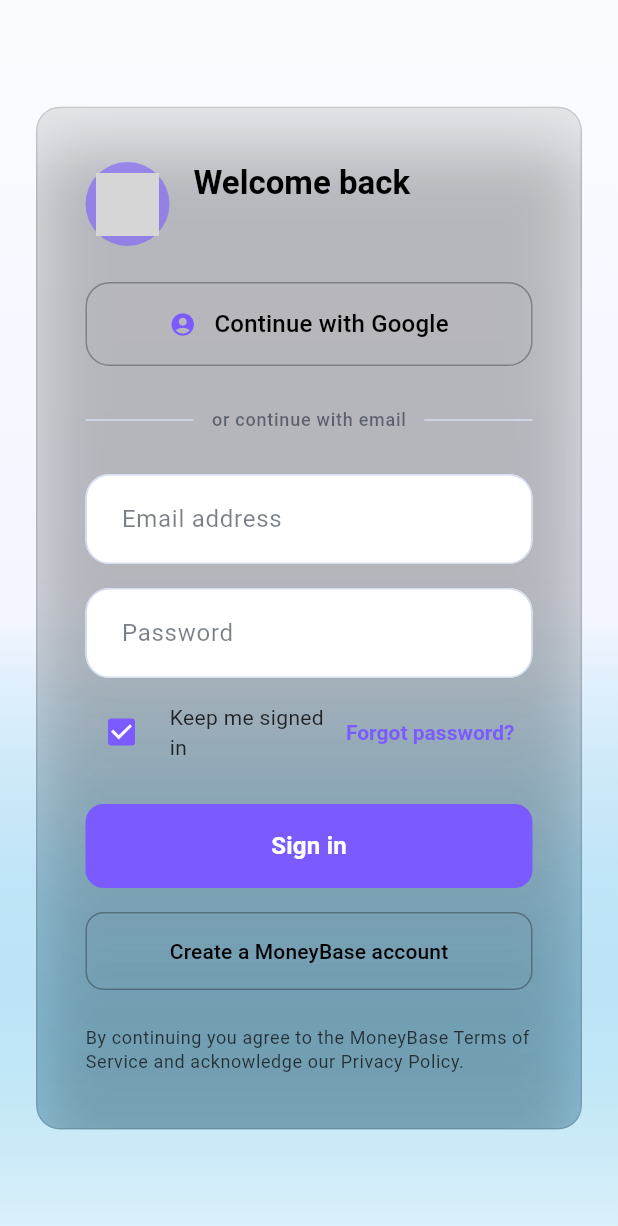
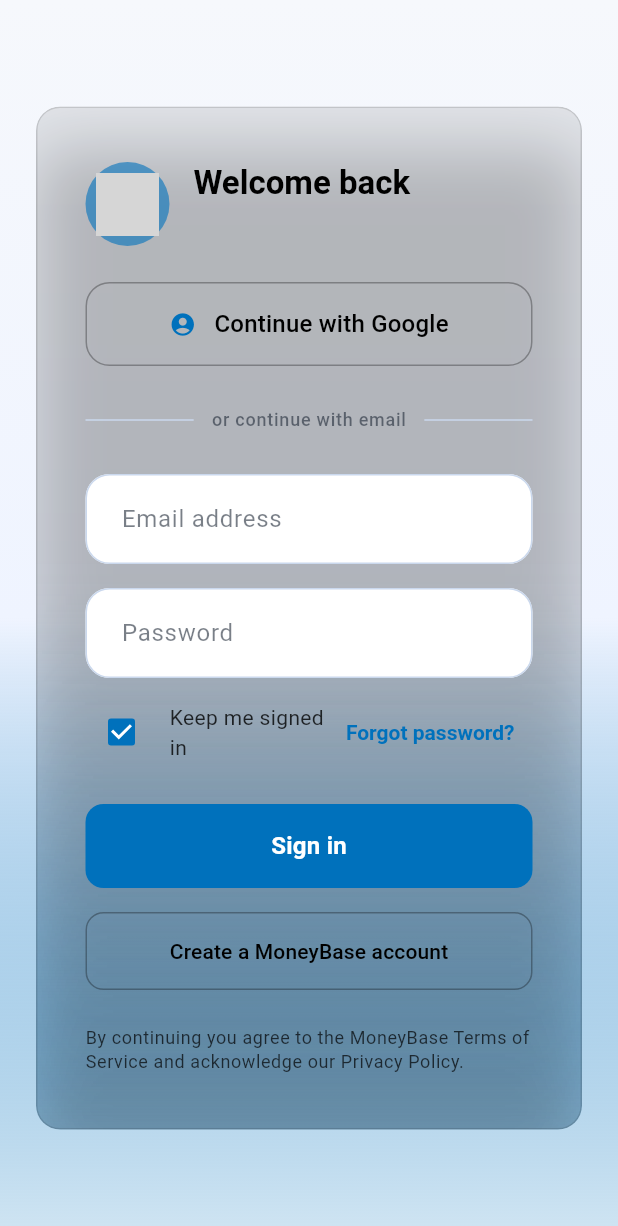
Before and after one commit to JoshiMinh/MoneyBase, a Flutter app: the screen it shows after launch, on a phone screen of 412 x 824 dp. Shown: the top 1226 px of the screen. Run offline on Flutter 3.47's test engine with Material 3 defaults, Android fonts, the phone set to English and light mode, and no system bars; our stand-ins replace cloud_firestore, csv, file_picker, firebase_auth, firebase_core, fl_chart and 8 more; missing offline and left inert: dart:html; accounts and stored records are empty; grey boxes are pictures that could not be loaded.

Commit message:
Rebalance MoneyBase accent hierarchy

```diff
--- a/lib/app/theme/theme.dart
+++ b/lib/app/theme/theme.dart
@@ -45,19 +45,19 @@ class MoneyBaseThemeColors extends ThemeExtension<MoneyBaseThemeColors> {
     if (darkMode) {
       return MoneyBaseThemeColors(
         backgroundGradient: [
-          const Color(0xFF0B0F1B),
-          const Color(0xFF131C2E),
-          MoneyBaseColors.purple.withOpacity(0.28),
+          const Color(0xFF050A14),
+          const Color(0xFF0C1524),
+          MoneyBaseColors.primary.withOpacity(0.28),
         ],
-        surfaceBackground: const Color(0xFF151D2C),
-        surfaceElevated: const Color(0xFF1E2636),
-        surfaceBorder: const Color(0x33263640),
-        surfaceShadow: const Color(0x66000000),
+        surfaceBackground: const Color(0xFF101A2A),
+        surfaceElevated: const Color(0xFF182337),
+        surfaceBorder: const Color(0x33283A52),
+        surfaceShadow: const Color(0x88000000),
         primaryText: Colors.white,
-        mutedText: const Color(0xCCEDF2FF),
-        primaryAccent: MoneyBaseColors.purple,
-        secondaryAccent: MoneyBaseColors.primary,
-        tertiaryAccent: MoneyBaseColors.pink,
+        mutedText: const Color(0xCCF1F5FF),
+        primaryAccent: MoneyBaseColors.primary,
+        secondaryAccent: MoneyBaseColors.secondary,
+        tertiaryAccent: MoneyBaseColors.purple,
         positive: MoneyBaseColors.green,
         negative: MoneyBaseColors.red,
         warning: MoneyBaseColors.yellow,
@@ -67,19 +67,19 @@ class MoneyBaseThemeColors extends ThemeExtension<MoneyBaseThemeColors> {
 
     return MoneyBaseThemeColors(
       backgroundGradient: [
-        const Color(0xFFF9FBFF),
-        const Color(0xFFF3F6FF),
-        MoneyBaseColors.secondary.withOpacity(0.16),
+        const Color(0xFFF6F8FC),
+        const Color(0xFFEFF4FF),
+        MoneyBaseColors.primary.withOpacity(0.18),
       ],
       surfaceBackground: Colors.white,
-      surfaceElevated: const Color(0xFFF1F5FF),
-      surfaceBorder: const Color(0xFFD9E2F2),
-      surfaceShadow: const Color(0x140E1A2F),
+      surfaceElevated: const Color(0xFFE8F0FF),
+      surfaceBorder: const Color(0xFFC8D6EC),
+      surfaceShadow: const Color(0x120B1A33),
       primaryText: MoneyBaseColors.grey,
       mutedText: const Color(0x991F2937),
-      primaryAccent: MoneyBaseColors.purple,
-      secondaryAccent: MoneyBaseColors.primary,
-      tertiaryAccent: MoneyBaseColors.pink,
+      primaryAccent: MoneyBaseColors.primary,
+      secondaryAccent: MoneyBaseColors.secondary,
+      tertiaryAccent: MoneyBaseColors.purple,
       positive: MoneyBaseColors.green,
       negative: MoneyBaseColors.red,
       warning: MoneyBaseColors.yellow,
@@ -226,18 +226,14 @@ class MoneyBaseTheme {
   static MoneyBaseThemeColors _resolveThemeColors(bool darkMode) {
     final baseColors = MoneyBaseThemeColors.fallback(darkMode: darkMode);
     return baseColors.copyWith(
-      surfaceBackground: darkMode
-          ? const Color(0xFF141B28)
-          : Colors.white,
-      surfaceElevated: darkMode
-          ? const Color(0xFF1C2433)
-          : const Color(0xFFF0F4FF),
-      surfaceBorder: darkMode
-          ? const Color(0x332B3544)
-          : const Color(0xFFD4DEEF),
-      surfaceShadow: darkMode
-          ? const Color(0x55000000)
-          : const Color(0x140E1A2F),
+      surfaceBackground:
+          darkMode ? const Color(0xFF0F1827) : Colors.white,
+      surfaceElevated:
+          darkMode ? const Color(0xFF162235) : const Color(0xFFE3ECFC),
+      surfaceBorder:
+          darkMode ? const Color(0x3325364B) : const Color(0xFFCAD8ED),
+      surfaceShadow:
+          darkMode ? const Color(0x77000000) : const Color(0x120B1A33),
     );
   }
 
@@ -329,8 +325,8 @@ class MoneyBaseTheme {
         themeColors.surfaceBackground,
         darkMode ? 0.45 : 0.12,
       ),
-      indicatorColor: themeColors.primaryAccent.withOpacity(
-        darkMode ? 0.24 : 0.18,
+      indicatorColor: themeColors.secondaryAccent.withOpacity(
+        darkMode ? 0.26 : 0.18,
       ),
       surfaceTintColor: Colors.transparent,
       elevation: 0,
@@ -363,8 +359,8 @@ class MoneyBaseTheme {
         themeColors.surfaceBackground,
         darkMode ? 0.45 : 0.12,
       ),
-      indicatorColor: themeColors.primaryAccent.withOpacity(
-        darkMode ? 0.24 : 0.18,
+      indicatorColor: themeColors.secondaryAccent.withOpacity(
+        darkMode ? 0.26 : 0.18,
       ),
       selectedLabelTextStyle: TextStyle(
         fontWeight: FontWeight.w600,
@@ -383,7 +379,7 @@ class MoneyBaseTheme {
     MoneyBaseThemeColors themeColors,
   ) {
     return FloatingActionButtonThemeData(
-      backgroundColor: themeColors.primaryAccent,
+      backgroundColor: themeColors.secondaryAccent,
       foregroundColor: Colors.white,
       shape: const RoundedRectangleBorder(
         borderRadius: MoneyBaseShapeTokens.borderRadiusLarge,
@@ -468,10 +464,10 @@ class MoneyBaseTheme {
   ) {
     return ChipThemeData(
       backgroundColor: themeColors.secondaryAccent.withOpacity(
-        darkMode ? 0.18 : 0.12,
+        darkMode ? 0.22 : 0.14,
       ),
       selectedColor: themeColors.primaryAccent.withOpacity(
-        darkMode ? 0.28 : 0.22,
+        darkMode ? 0.30 : 0.22,
       ),
       disabledColor: themeColors.surfaceBorder.withOpacity(0.4),
       padding: const EdgeInsets.symmetric(horizontal: 12, vertical: 8),
@@ -546,7 +542,7 @@ class MoneyBaseTheme {
     MoneyBaseThemeColors themeColors,
   ) {
     return SnackBarThemeData(
-      backgroundColor: themeColors.primaryAccent,
+      backgroundColor: themeColors.tertiaryAccent,
       contentTextStyle: const TextStyle(color: Colors.white),
       behavior: SnackBarBehavior.floating,
       shape: const RoundedRectangleBorder(
@@ -559,7 +555,7 @@ class MoneyBaseTheme {
     MoneyBaseThemeColors themeColors,
   ) {
     return ProgressIndicatorThemeData(
-      color: themeColors.primaryAccent,
+      color: themeColors.secondaryAccent,
       linearTrackColor: themeColors.surfaceBorder,
       circularTrackColor: themeColors.surfaceBorder,
     );
```
